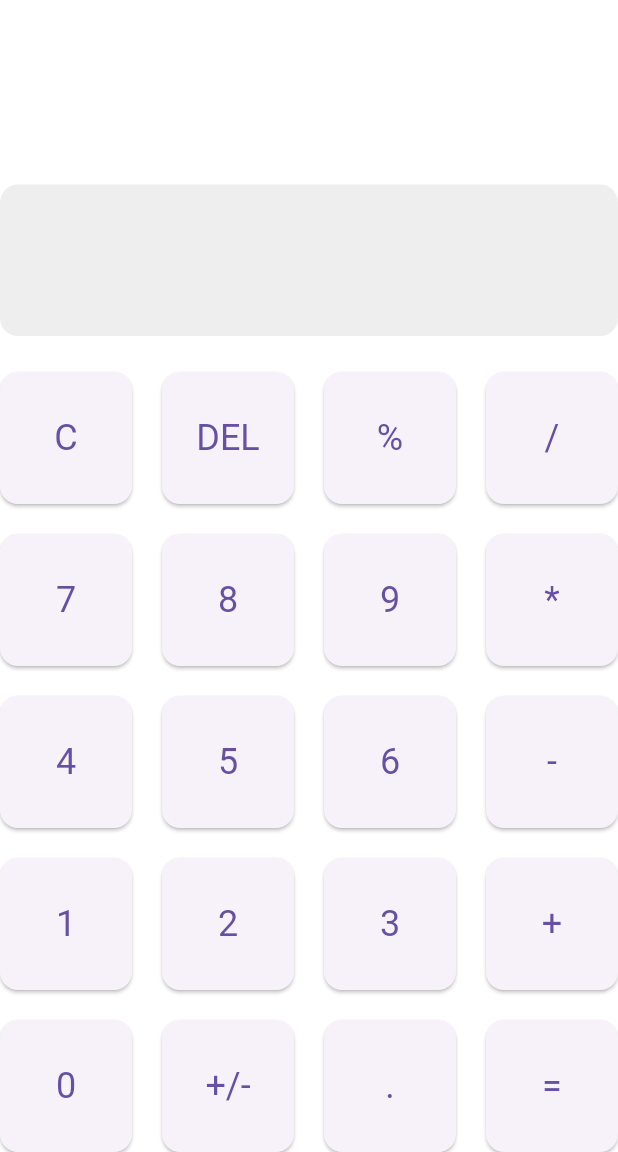
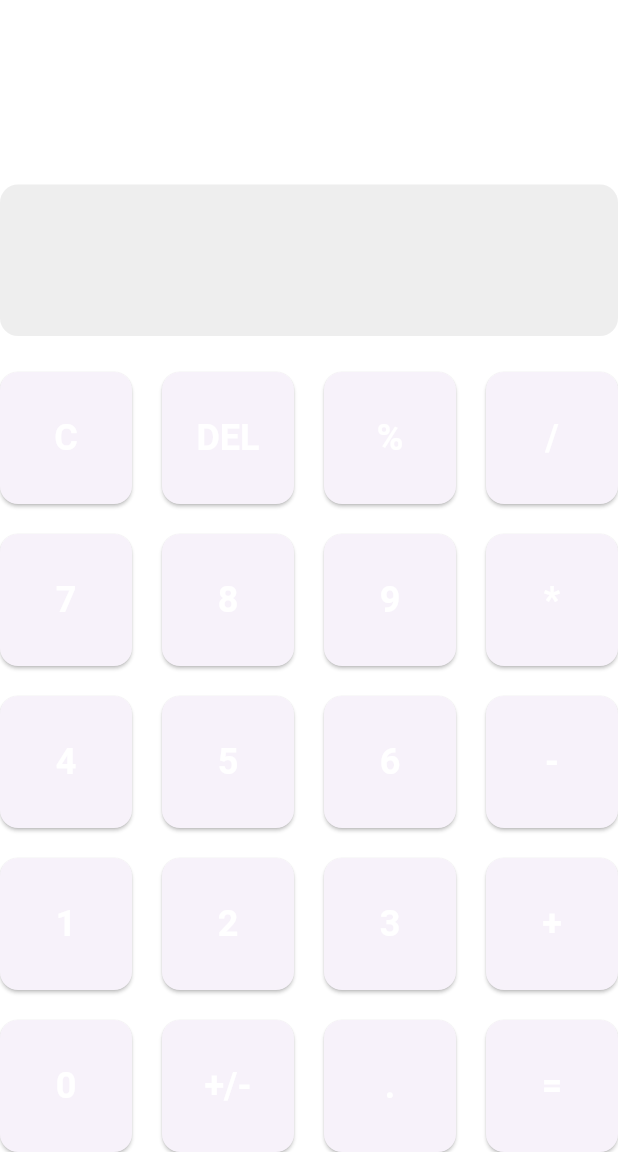
Before and after one commit to hien-dao/MobAppDev_HW01, a Flutter app: the screen it shows after launch, on a phone screen of 412 x 824 dp, the part 84-1236 px from its top. Run offline on Flutter 3.47's test engine with Material 3 defaults, Android fonts, the phone set to English and light mode, and no system bars; our stand-ins replace math_expressions.

Commit message:
Update calculator button color

```diff
--- a/lib/widgets/calculator_button.dart
+++ b/lib/widgets/calculator_button.dart
@@ -3,25 +3,34 @@ import 'package:flutter/material.dart';
 class CalculatorButton extends StatelessWidget {
   final String text;
   final VoidCallback onPressed;
+  final Color? backgroundColor;
 
   const CalculatorButton({
     super.key,
     required this.text,
     required this.onPressed,
+    this.backgroundColor,
   });
 
   @override
   Widget build(BuildContext context) {
     return ElevatedButton(
       onPressed: onPressed,
-      child: Text(text),
       style: ElevatedButton.styleFrom(
+        backgroundColor: backgroundColor,
         padding: const EdgeInsets.all(15),
         textStyle: const TextStyle(fontSize: 24),
         shape: RoundedRectangleBorder(
           borderRadius: BorderRadius.circular(12),
         ),
       ),
+      child: Text(
+        text,
+        style: TextStyle(
+          color: Colors.white,
+          fontWeight: FontWeight.bold,
+          ),
+      ),
     );
   }
 }
```
